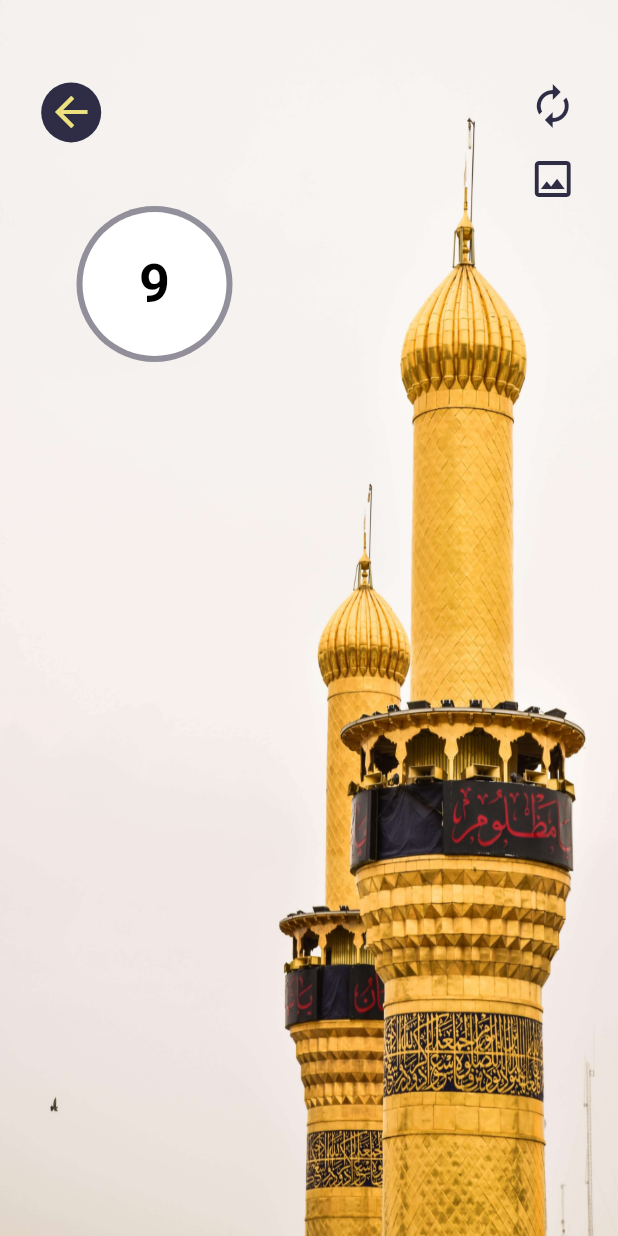
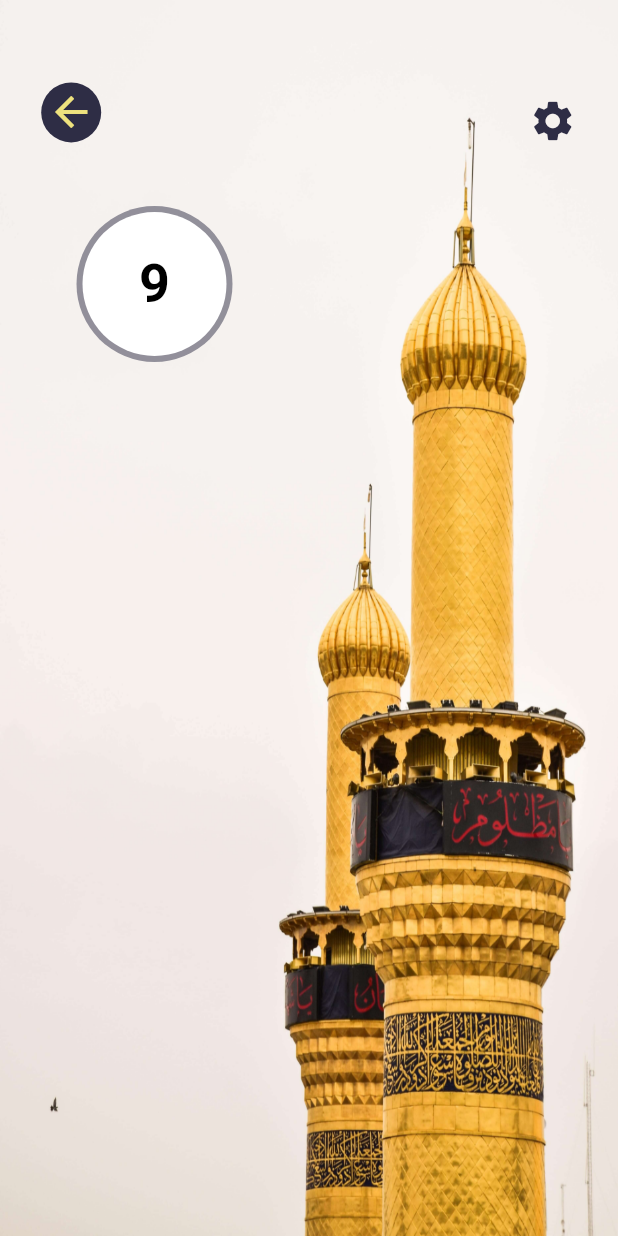
Before and after one commit to yesilkaya/ilimsehri, a Flutter app: the ZikirScreen screen opened by its route, on a phone screen of 412 x 824 dp. Run offline on Flutter 3.47's test engine with Material 3 defaults, Android fonts, the phone set to English and light mode, and no system bars; our stand-ins replace audioplayers, cached_network_image, flip_card, flutter_local_notifications, flutter_riverpod, flutter_svg and 6 more; missing offline and left inert: flutter_settings_ui; accounts and stored records are empty; network calls fail; Roboto replaces fonts that are missing (Plus Jakarta); project files that could hold a hidden picture were left out.

Commit message:
Added settings icon that include two icon

```diff
--- a/lib/view/screens/zikir/zikir_screen.dart
+++ b/lib/view/screens/zikir/zikir_screen.dart
@@ -8,13 +8,16 @@ import '../../../constant/constants.dart';
 String imageName = 'zikir.jpg';
 
 class ZikirScreen extends StatefulWidget {
+  const ZikirScreen({super.key});
+
   @override
-  _ZikirScreenState createState() => _ZikirScreenState();
+  ZikirScreenState createState() => ZikirScreenState();
 }
 
-class _ZikirScreenState extends State<ZikirScreen> {
+class ZikirScreenState extends State<ZikirScreen> {
   int counter = 0;
   bool isVibrationEnabled = false;
+  bool _showIcons = false;
 
   @override
   void initState() {
@@ -78,9 +81,18 @@ class _ZikirScreenState extends State<ZikirScreen> {
                 ),
               ),
             ),
-            Positioned.fill(
+            Positioned(
               top: MediaQuery.of(context).size.height / 15,
               right: MediaQuery.of(context).size.width / 15,
+              child: Column(
+                crossAxisAlignment: CrossAxisAlignment.end,
+                children: [
+                  Visibility(
+                    visible: _showIcons,
+                    child: Column(
+                      children: [
+                        Padding(
+                          padding: EdgeInsets.symmetric(vertical: 10),
                           child: Container(
                             height: 25,
                             width: 55,
@@ -88,28 +100,56 @@ class _ZikirScreenState extends State<ZikirScreen> {
                             child: InkWell(
                               child: Icon(Icons.autorenew,
                                   size: 32,
-                      color: imageName == 'zikir.jpg' ? ColorStyles.appBackGroundColor : ColorStyles.appTextColor),
+                                  color: imageName == 'zikir.jpg'
+                                      ? ColorStyles.appBackGroundColor
+                                      : ColorStyles.appTextColor),
                               onTap: () => _resetCounter(),
                             ),
                           ),
                         ),
-            Positioned(
-              top: MediaQuery.of(context).size.height / 8,
-              right: MediaQuery.of(context).size.width / 15,
+                        const SizedBox(height: 8),
+                        Padding(
+                          padding: EdgeInsets.symmetric(vertical: 10),
                           child: Container(
                             height: 25,
                             width: 55,
                             alignment: Alignment.topRight,
                             child: InkWell(
-                    child: Icon(Icons.image_outlined,
+                              child: Icon(Icons.dark_mode,
                                   size: 32,
-                        color: imageName == 'zikir.jpg' ? ColorStyles.appBackGroundColor : ColorStyles.appTextColor),
+                                  color: imageName == 'zikir.jpg'
+                                      ? ColorStyles.appBackGroundColor
+                                      : ColorStyles.appTextColor),
                               onTap: () {
                                 setState(() {
-                        print('Image Changed');
+                                  _showIcons = !_showIcons;
                                   imageName = imageName == 'zikir.jpg' ? 'meshed.jpeg' : 'zikir.jpg';
                                 });
-                    }),
+                              },
+                            ),
+                          ),
+                        ),
+                      ],
+                    ),
+                  ),
+                  Visibility(
+                    visible: !_showIcons,
+                    child: Padding(
+                      padding: EdgeInsets.symmetric(vertical: 10),
+                      child: InkWell(
+                        child: Icon(Icons.settings,
+                            size: 32,
+                            color:
+                                imageName == 'zikir.jpg' ? ColorStyles.appBackGroundColor : ColorStyles.appTextColor),
+                        onTap: () {
+                          setState(() {
+                            _showIcons = !_showIcons;
+                          });
+                        },
+                      ),
+                    ),
+                  ),
+                ],
               ),
             ),
           ],
@@ -140,6 +180,7 @@ class _ZikirScreenState extends State<ZikirScreen> {
   _resetCounter() async {
     SharedPreferences prefs = await SharedPreferences.getInstance();
     setState(() {
+      _showIcons = !_showIcons;
       counter = 0;
     });
     prefs.setInt('counter', counter);
```
Lines whose indentation alone changed are shown as unchanged.
